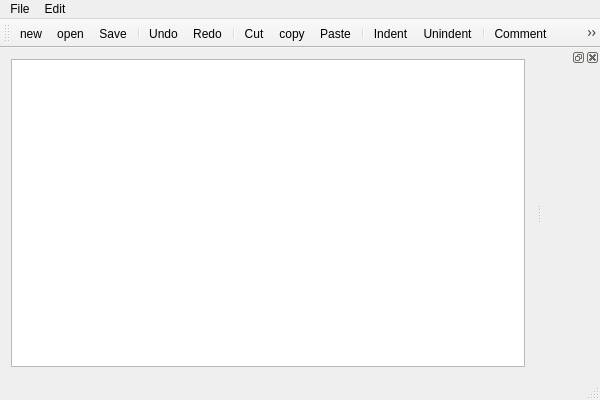
Old version of the form mainwindow.ui in the repository merlok/Hyde.
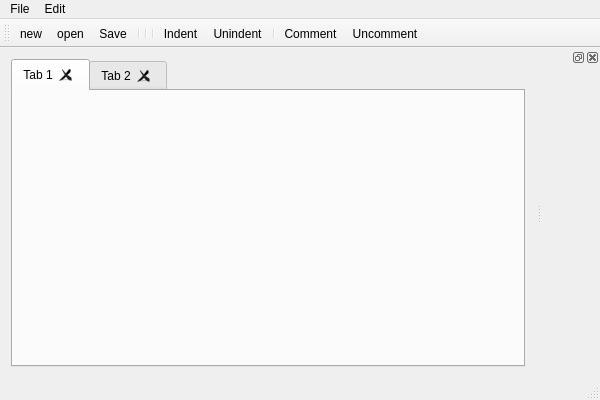
New version of the form. Icons and pictures are not drawn. Custom widgets are drawn as their Qt base class.

Commit message: Added tab support and various fixing

```diff
--- a/mainwindow.ui
+++ b/mainwindow.ui
@@ -16,7 +16,27 @@
   <widget class="QWidget" name="centralWidget">
    <layout class="QHBoxLayout" name="horizontalLayout">
     <item>
-     <widget class="lineNumber" name="codeEditor"/>
+     <widget class="QTabWidget" name="editor_tab">
+      <property name="currentIndex">
+       <number>0</number>
+      </property>
+      <property name="documentMode">
+       <bool>false</bool>
+      </property>
+      <property name="tabsClosable">
+       <bool>true</bool>
+      </property>
+      <widget class="QWidget" name="tab">
+       <attribute name="title">
+        <string>Tab 1</string>
+       </attribute>
+      </widget>
+      <widget class="QWidget" name="tab_2">
+       <attribute name="title">
+        <string>Tab 2</string>
+       </attribute>
+      </widget>
+     </widget>
     </item>
    </layout>
   </widget>
@@ -72,12 +92,7 @@
    <addaction name="action_open"/>
    <addaction name="action_Save"/>
    <addaction name="separator"/>
-   <addaction name="actionUndo"/>
-   <addaction name="actionRedo"/>
    <addaction name="separator"/>
-   <addaction name="actionCut"/>
-   <addaction name="actionCopy"/>
-   <addaction name="actionPaste"/>
    <addaction name="separator"/>
    <addaction name="actionIndent"/>
    <addaction name="actionUnindent"/>
@@ -189,66 +204,6 @@
     <string>Unindent selection</string>
    </property>
   </action>
-  <action name="actionCopy">
-   <property name="icon">
-    <iconset resource="images.qrc">
-     <normaloff>:/img/img/copy.png</normaloff>:/img/img/copy.png</iconset>
-   </property>
-   <property name="text">
-    <string>copy</string>
-   </property>
-   <property name="toolTip">
-    <string>Copy selected text</string>
-   </property>
-  </action>
-  <action name="actionPaste">
-   <property name="icon">
-    <iconset resource="images.qrc">
-     <normaloff>:/img/img/paste.png</normaloff>:/img/img/paste.png</iconset>
-   </property>
-   <property name="text">
-    <string>Paste</string>
-   </property>
-   <property name="toolTip">
-    <string>Paste copied text</string>
-   </property>
-  </action>
-  <action name="actionCut">
-   <property name="icon">
-    <iconset resource="images.qrc">
-     <normaloff>:/img/img/cut.png</normaloff>:/img/img/cut.png</iconset>
-   </property>
-   <property name="text">
-    <string>Cut</string>
-   </property>
-   <property name="toolTip">
-    <string>Cut selected text</string>
-   </property>
-  </action>
-  <action name="actionUndo">
-   <property name="icon">
-    <iconset resource="images.qrc">
-     <normaloff>:/img/img/undo.png</normaloff>:/img/img/undo.png</iconset>
-   </property>
-   <property name="text">
-    <string>Undo</string>
-   </property>
-   <property name="toolTip">
-    <string>Undo</string>
-   </property>
-  </action>
-  <action name="actionRedo">
-   <property name="icon">
-    <iconset resource="images.qrc">
-     <normaloff>:/img/img/redo.png</normaloff>:/img/img/redo.png</iconset>
-   </property>
-   <property name="text">
-    <string>Redo</string>
-   </property>
-   <property name="toolTip">
-    <string>Redo</string>
-   </property>
-  </action>
   <action name="actionSave_as">
    <property name="icon">
     <iconset resource="images.qrc">
@@ -269,13 +224,6 @@
   </action>
  </widget>
  <layoutdefault spacing="6" margin="11"/>
- <customwidgets>
-  <customwidget>
-   <class>lineNumber</class>
-   <extends>QPlainTextEdit</extends>
-   <header location="global">linenumber.h</header>
-  </customwidget>
- </customwidgets>
  <resources>
   <include location="images.qrc"/>
  </resources>
```
Left out of the diff: 7 changed lines with no effect on the pictures. The commit also changes 4 other files.
